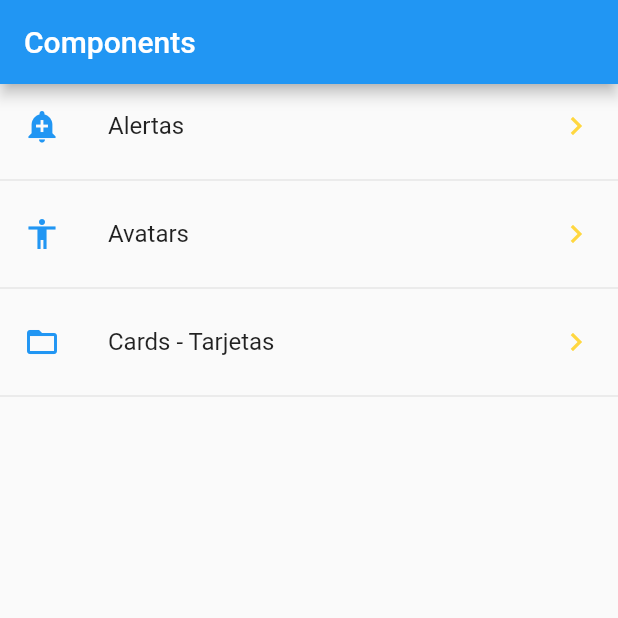
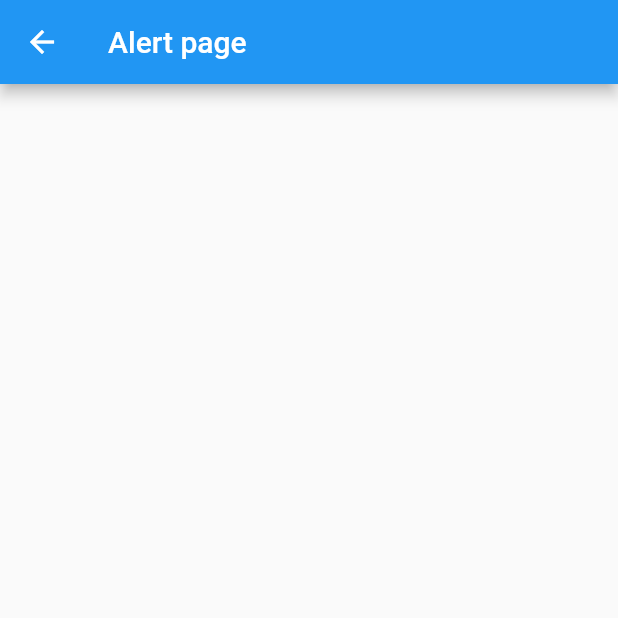
Before and after one commit to YairRdz11/components, a Flutter app: the screen it shows after launch, after a tap on "Alertas", on a phone screen of 412 x 824 dp, the top half of it. Run offline on Flutter 3.47's test engine with Material 2 defaults, Android fonts, the phone set to English and light mode, and no system bars.

Commit message:
alert page and avatar page created and adding route to alert

```diff
--- /dev/null
+++ b/lib/src/pages/alert_page.dart
@@ -0,0 +1,13 @@
+import 'package:flutter/material.dart';
+
+class AlertPage extends StatelessWidget {
+
+  @override
+  Widget build(BuildContext context) {
+    return Scaffold(
+      appBar: AppBar(
+        title: Text('Alert page')
+      ),
+    );
+  }
+}
--- a/lib/src/pages/home_page.dart
+++ b/lib/src/pages/home_page.dart
@@ -1,3 +1,4 @@
+import 'package:components/src/pages/alert_page.dart';
 import 'package:components/src/providers/menu_provider.dart';
 import 'package:components/src/utils/icon_string_util.dart';
 import 'package:flutter/material.dart';
@@ -24,13 +25,13 @@ class HomePage extends StatelessWidget {
       initialData: [],
       builder: ((context, snapshot) {
         return ListView(
-          children: _buildListItems(snapshot.data),
+          children: _buildListItems(snapshot.data, context),
         );
       }),
     );
   }
 
-  List<Widget> _buildListItems(List<dynamic>? data) {
+  List<Widget> _buildListItems(List<dynamic>? data, BuildContext context) {
     final List<Widget> options = [];
     if(data == null)
       return options;
@@ -40,7 +41,12 @@ class HomePage extends StatelessWidget {
         title: Text(element['texto']),
         leading: getIcon(element['icon']),
         trailing: Icon(Icons.keyboard_arrow_right, color: Colors.amberAccent,),
-        onTap: () {},
+        onTap: () {
+          final route = MaterialPageRoute(builder: (context){
+            return AlertPage();
+          });
+          Navigator.push(context, route);
+        },
       );
       options..add(widgetTmp)
             ..add(Divider());
```
Also changed, not shown: lib/src/pages/avatar_page.dart (added, +13 -0 lines).
